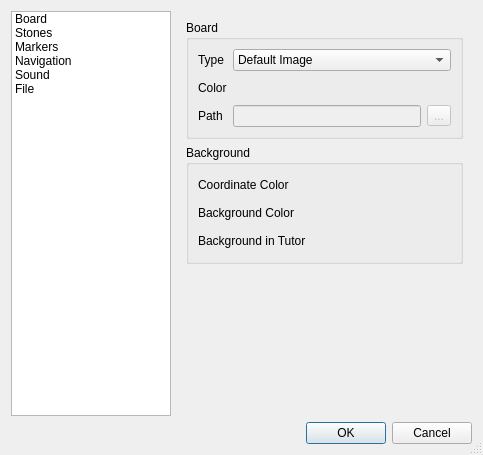
Above: branches/2.0.0/setupdialog.ui from nullx002/mugo before the change. Below: the same form after it.
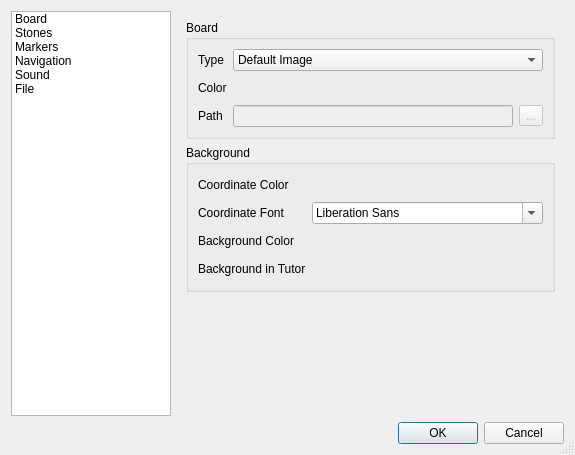
That is the form after the change.

Commit message: coordinate font and label font いらなかったかも

```diff
--- a/branches/2.0.0/setupdialog.ui
+++ b/branches/2.0.0/setupdialog.ui
@@ -164,14 +164,14 @@
             <string>Background</string>
            </property>
            <layout class="QFormLayout" name="formLayout_3">
-            <item row="1" column="0">
+            <item row="2" column="0">
              <widget class="QLabel" name="bgColorLabel">
               <property name="text">
                <string>Background Color</string>
               </property>
              </widget>
             </item>
-            <item row="1" column="1">
+            <item row="2" column="1">
              <widget class="QPushButton" name="bgColorButton">
               <property name="text">
                <string/>
@@ -181,14 +181,14 @@
               </property>
              </widget>
             </item>
-            <item row="2" column="0">
+            <item row="3" column="0">
              <widget class="QLabel" name="bgTutorColorLabel">
               <property name="text">
                <string>Background in Tutor</string>
               </property>
              </widget>
             </item>
-            <item row="2" column="1">
+            <item row="3" column="1">
              <widget class="QPushButton" name="bgTutorColorButton">
               <property name="text">
                <string/>
@@ -215,6 +215,16 @@
               </property>
              </widget>
             </item>
+            <item row="1" column="1">
+             <widget class="QFontComboBox" name="coordinateFontComboBox"/>
+            </item>
+            <item row="1" column="0">
+             <widget class="QLabel" name="coordinateFontLabel">
+              <property name="text">
+               <string>Coordinate Font</string>
+              </property>
+             </widget>
+            </item>
            </layout>
           </widget>
          </item>
```
Left out of the diff: 13 changed lines with no effect on the pictures. The commit also changes 4 other files.
